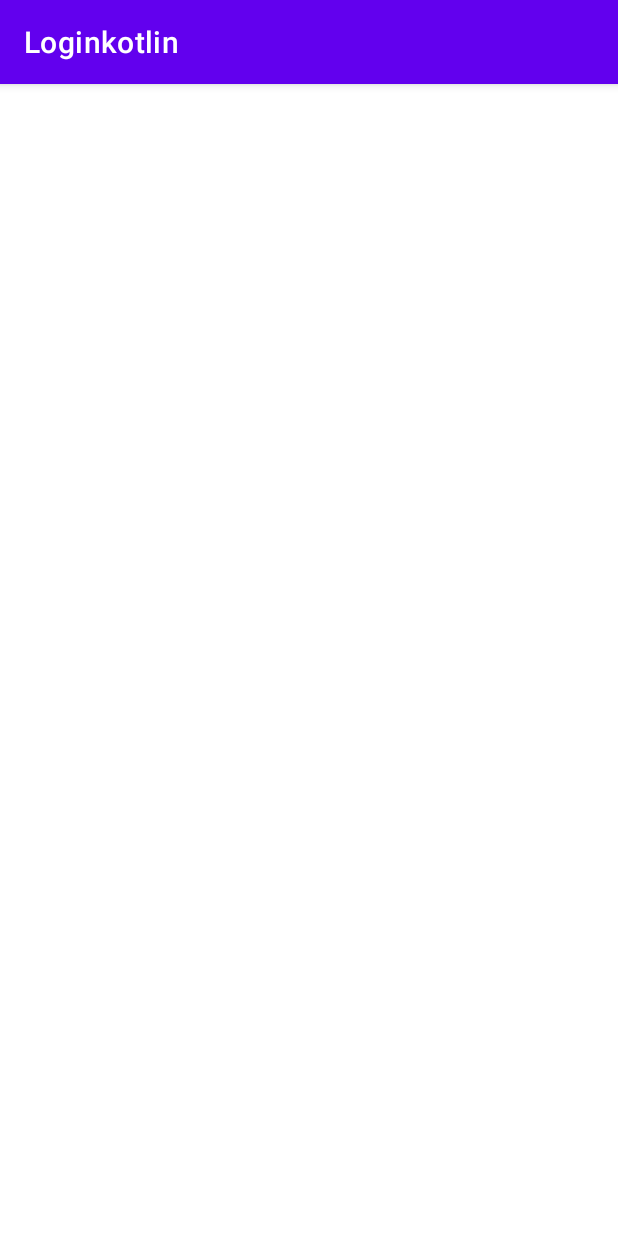
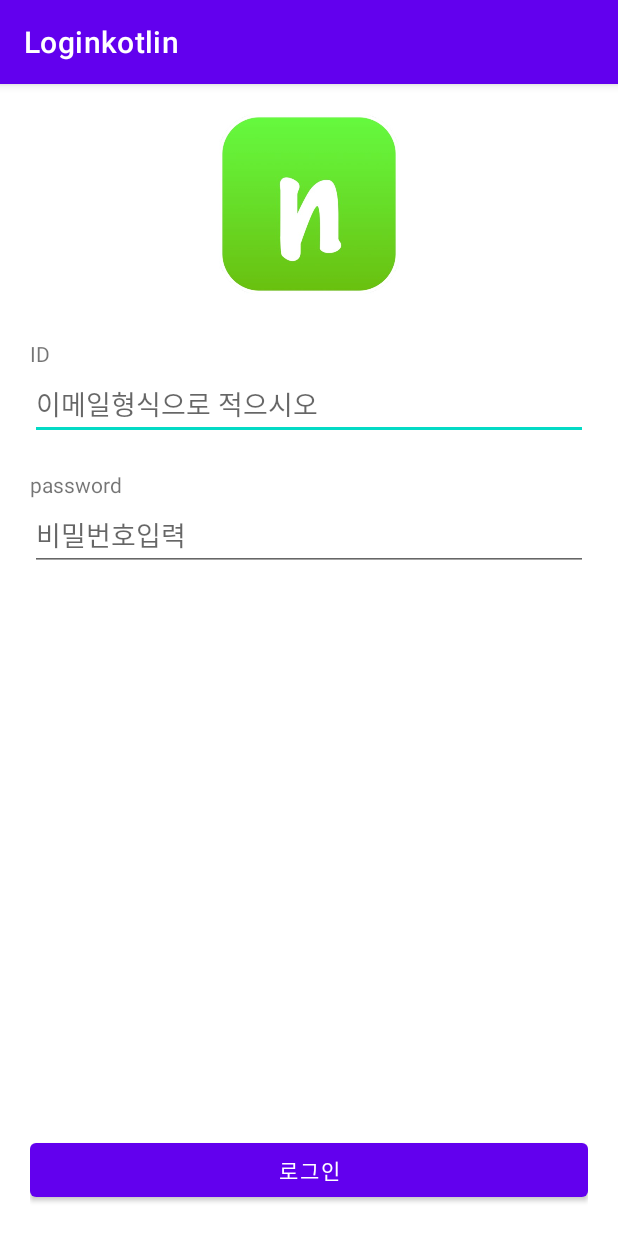
Before and after one commit to jaehyun3132/Loginkotlinw, an Android app: the screen it shows after launch (MainActivity), on a phone screen of 412 x 824 dp. Run offline under Robolectric (Android 15) with nearby library versions, the phone set to English and light mode, and no system bars.

Commit message:
버튼 누르면 로그인 로직 구현

```diff
--- a/app/build.gradle
+++ b/app/build.gradle
@@ -1,7 +1,7 @@
 plugins {
     id 'com.android.application'
     id 'kotlin-android'
-    id 'kotlin-android - extensions'
+    id 'kotlin-android-extensions'
 }
 
 android {
--- a/app/src/main/java/com/example/loginkotlin/MainActivity.kt
+++ b/app/src/main/java/com/example/loginkotlin/MainActivity.kt
@@ -2,10 +2,30 @@ package com.example.loginkotlin
 
 import androidx.appcompat.app.AppCompatActivity
 import android.os.Bundle
+import android.widget.Toast
+import kotlinx.android.synthetic.main.activity_main.*
 
 class MainActivity : AppCompatActivity() {
     override fun onCreate(savedInstanceState: Bundle?) {
         super.onCreate(savedInstanceState)
         setContentView(R.layout.activity_main)
+
+        LoginBtn.setOnClickListener {
+
+            val inputId = idEtn.text.toString()
+            val inputPassword = passEtn.text.toString()
+            //두개의 변수에 들어있는 값 검사 (맞는 id/pass)
+            //맞을 때 => 틀릴때 분기처리 (if 활용문)
+            //id도 맞고 비번도 맞아야한다 그래야 관리자
+
+            if (inputId =="wogus3132@naver.com" && inputPassword == "dhtmdgml12@")
+                //id  && pw 같다면 관리자입니다 toast
+            {Toast.makeText(this, "관리자입니다", Toast.LENGTH_SHORT).show()}
+
+
+            else {
+                Toast.makeText(this, "로그인 실패", Toast.LENGTH_SHORT).show()
+            }
+        }
     }
 }
--- a/app/src/main/res/layout/activity_main.xml
+++ b/app/src/main/res/layout/activity_main.xml
@@ -6,14 +6,52 @@
     android:layout_width="match_parent"
     android:layout_height="match_parent"
     tools:context=".MainActivity"
-    android:orientation="vertical">
+    android:orientation="vertical"
+    android:padding="20dp">
 
-    <ImageView
+    <LinearLayout
+        android:layout_width="match_parent"
+        android:layout_height="wrap_content"
+        android:gravity="center"
+        android:orientation="vertical">
+
+        <ImageView
+            android:layout_width="120dp"
+            android:layout_height="120dp"
+            android:src="@drawable/naverlogo" />
+    </LinearLayout>
+<TextView
+    android:layout_width="match_parent"
+    android:layout_height="wrap_content"
+    android:text="ID"
+    android:layout_marginTop="30dp"/>
+    <EditText
+        android:id="@+id/idEtn"
+        android:layout_width="match_parent"
+        android:layout_height="wrap_content"
+        android:hint="이메일형식으로 적으시오"
+        android:inputType="textEmailAddress"/>
+    <TextView
         android:layout_width="wrap_content"
         android:layout_height="wrap_content"
-        />
+        android:text="password"
+        android:layout_marginTop="20dp"/>
+    <EditText
+        android:id="@+id/passEtn"
+        android:layout_width="match_parent"
+        android:layout_height="wrap_content"
+        android:hint="비밀번호입력"
+        android:inputType="textPassword"/>
+    <TextView
+        android:layout_width="wrap_content"
+        android:layout_height="0dp"
+        android:layout_weight="1"/>
+
+    <Button
+        android:id="@+id/LoginBtn"
+        android:layout_width="match_parent"
+        android:layout_height="wrap_content"
+        android:text="로그인"/>
 
 
-
-
-</LinearLayout>
+     </LinearLayout>
```
